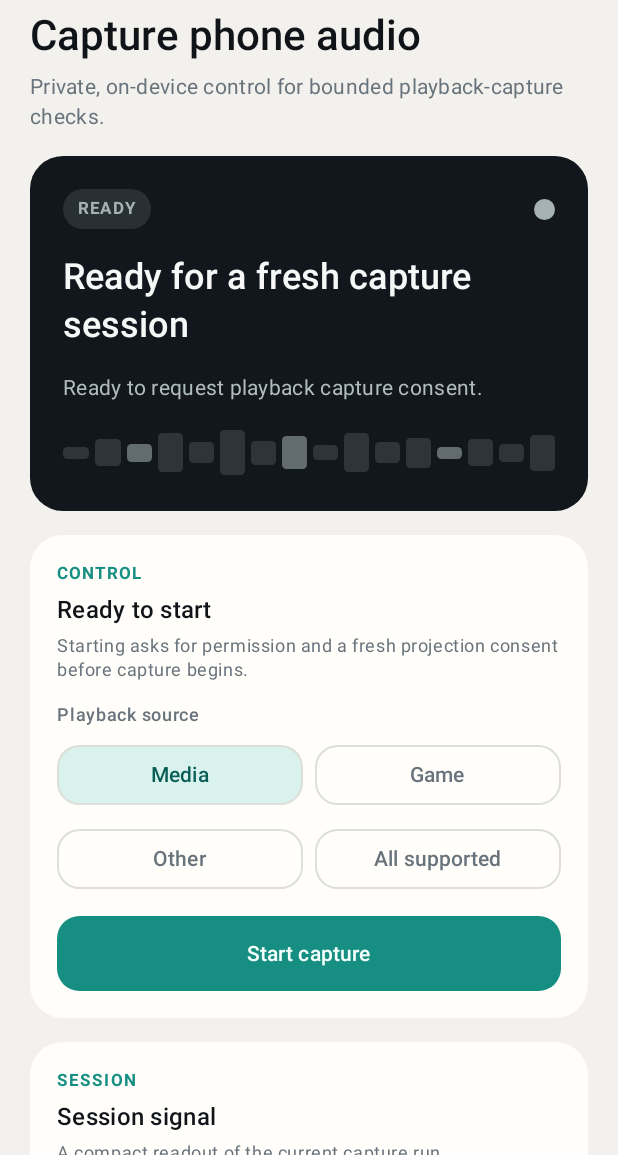
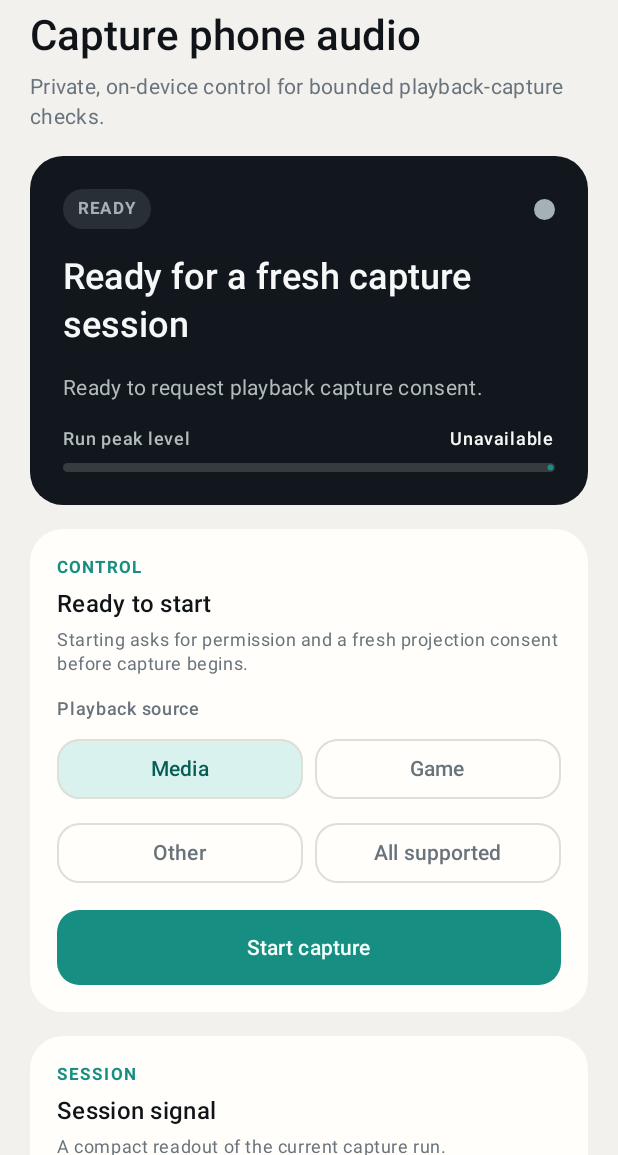
Before and after one commit to sonimesh-labs/sonimesh-dev, an Android app built with Jetpack Compose: the screen it shows after launch (MainActivity), on a phone screen of 412 x 824 dp, the part 81-1236 px from its top. Run offline under Robolectric (Android 15) with nearby library versions, the phone set to English and light mode, and no system bars.

Commit message:
feat(android): show captured peak level in status

```diff
--- a/apps/android/app/src/main/java/com/sonimesh/sender/CaptureScreen.kt
+++ b/apps/android/app/src/main/java/com/sonimesh/sender/CaptureScreen.kt
@@ -27,6 +27,7 @@ import androidx.compose.material3.Button
 import androidx.compose.material3.ButtonDefaults
 import androidx.compose.material3.Card
 import androidx.compose.material3.CardDefaults
+import androidx.compose.material3.LinearProgressIndicator
 import androidx.compose.material3.MaterialTheme
 import androidx.compose.material3.OutlinedButton
 import androidx.compose.material3.Surface
@@ -83,7 +84,7 @@ internal fun CaptureScreen(
         verticalArrangement = Arrangement.spacedBy(16.dp),
     ) {
         CaptureHeader()
-        CaptureStatusCard(status = state.status)
+        CaptureStatusCard(status = state.status, evidence = state.evidence)
         CaptureActionCard(
             active = state.status.isActive(),
             starting = state.status.isAwaitingAuthorization(),
@@ -162,7 +163,7 @@ private fun BrandMark() {
 }
 
 @Composable
-private fun CaptureStatusCard(status: CaptureStatus) {
+private fun CaptureStatusCard(status: CaptureStatus, evidence: CaptureEvidenceSnapshot) {
     val palette = status.palette()
     Card(
         modifier = Modifier
@@ -198,43 +199,41 @@ private fun CaptureStatusCard(status: CaptureStatus) {
                 color = StatusMutedText,
                 style = MaterialTheme.typography.bodyMedium,
             )
-            SignalRail(active = status is CaptureStatus.Capturing, color = palette.indicator)
+            SessionPeakLevel(evidence = evidence)
         }
     }
 }
 
 @Composable
-private fun SignalRail(active: Boolean, color: Color) {
-    val transition = rememberInfiniteTransition(label = "signal-rail")
-    val pulse = transition.animateFloat(
-        initialValue = 0.45f,
-        targetValue = 1f,
-        animationSpec = infiniteRepeatable(
-            animation = tween(durationMillis = 900),
-            repeatMode = RepeatMode.Reverse,
-        ),
-        label = "rail-pulse",
-    ).value
-    val barHeights = listOf(8, 18, 12, 26, 14, 30, 16, 22, 10, 26, 14, 20, 8, 18, 12, 24)
-    Row(
-        modifier = Modifier
-            .fillMaxWidth()
-            .height(34.dp),
-        horizontalArrangement = Arrangement.spacedBy(4.dp),
-        verticalAlignment = Alignment.CenterVertically,
-    ) {
-        barHeights.forEachIndexed { index, height ->
-            val emphasized = index % 5 == 2
-            val barColor = if (emphasized) color else color.copy(alpha = 0.35f)
-            val alpha = if (active) 0.55f + 0.45f * pulse else 0.55f
-            Box(
-                modifier = Modifier
-                    .weight(1f)
-                    .height(height.dp)
-                    .clip(RoundedCornerShape(3.dp))
-                    .background(barColor.copy(alpha = barColor.alpha * alpha)),
+private fun SessionPeakLevel(evidence: CaptureEvidenceSnapshot) {
+    val magnitude = evidence.peakSampleMagnitude?.coerceIn(0, 32_768)
+    Column(verticalArrangement = Arrangement.spacedBy(8.dp)) {
+        Row(
+            modifier = Modifier.fillMaxWidth(),
+            horizontalArrangement = Arrangement.SpaceBetween,
+            verticalAlignment = Alignment.CenterVertically,
+        ) {
+            Text(
+                text = stringResource(R.string.capture_signal_peak),
+                color = StatusMutedText,
+                style = MaterialTheme.typography.labelMedium,
+            )
+            Text(
+                text = magnitude?.let(::formatCapturePeak)
+                    ?: stringResource(R.string.capture_evidence_unavailable),
+                color = StatusText,
+                style = MaterialTheme.typography.labelMedium,
+                fontWeight = FontWeight.SemiBold,
             )
         }
+        LinearProgressIndicator(
+            progress = (magnitude ?: 0) / 32_768f,
+            modifier = Modifier
+                .fillMaxWidth()
+                .height(6.dp),
+            color = MaterialTheme.colorScheme.primary,
+            trackColor = StatusText.copy(alpha = 0.16f),
+        )
     }
 }
 
--- a/apps/android/app/src/main/res/values/strings.xml
+++ b/apps/android/app/src/main/res/values/strings.xml
@@ -16,6 +16,7 @@
     <string name="capture_evidence_copied">Capture evidence copied</string>
     <string name="capture_evidence_format">Capture format</string>
     <string name="capture_evidence_peak">Run peak sample (percent of full scale)</string>
+    <string name="capture_signal_peak">Run peak level</string>
     <string name="capture_evidence_unavailable">Unavailable</string>
     <string name="capture_source_label">Playback source</string>
     <string name="capture_source_media">Media</string>
```
Also changed, not shown: 3 other files.
